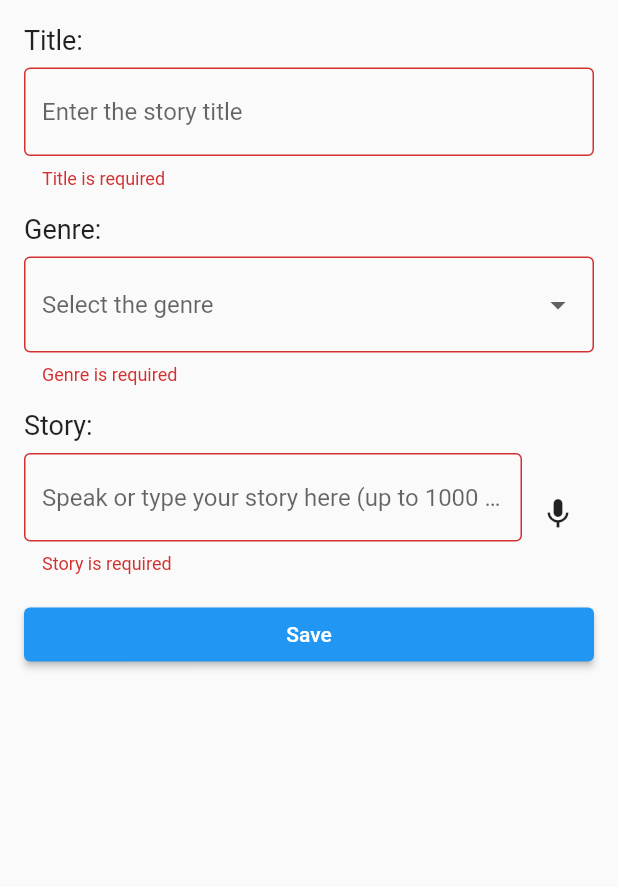
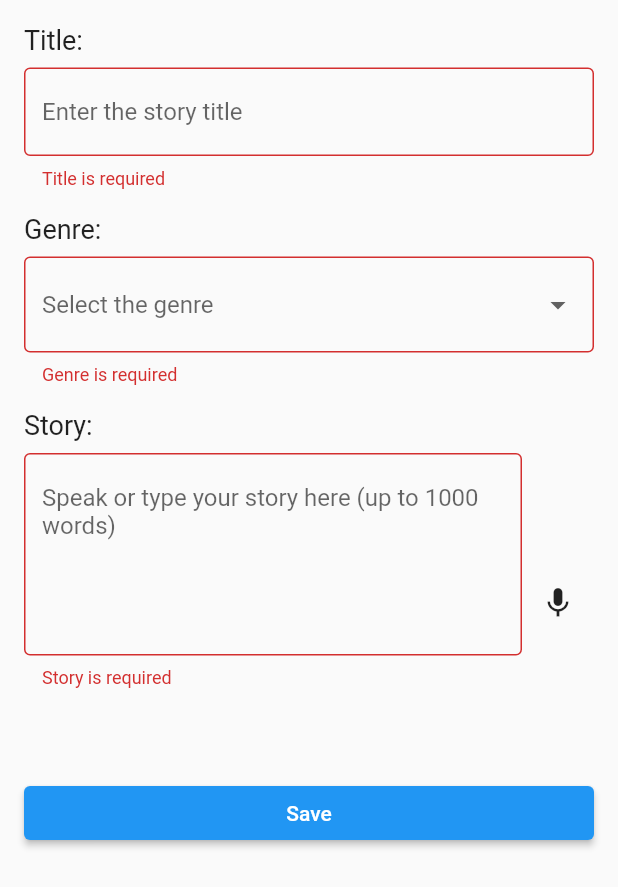
Before and after one commit to GolamMorshed/adult_story_book, a Flutter app: the StoryInputPage screen opened directly with empty values, after a tap on "Save", on a phone screen of 412 x 824 dp. Shown: the top 887 px of the screen. Run offline on Flutter 3.47's test engine with Material 2 defaults, Android fonts, the phone set to English and light mode, and no system bars; our stand-ins replace flutter_tts, fluttertoast, image_picker, share, shared_preferences, speech_to_text; missing offline and left inert: google_ml_kit, translator; accounts and stored records are empty; network calls fail.

Commit message:
update the textfiled

```diff
--- a/lib/screens/create_story.dart
+++ b/lib/screens/create_story.dart
@@ -91,7 +91,7 @@ class _StoryInputPageState extends State<StoryInputPage> {
       String title = titleController.text;
       String genre = selectedGenre ?? '';
       String story = _text;
-      story = '';
+      //story = '';
       print(widget.userId);
       final apiUrl = 'http://127.0.0.1:8000/api/stories';
 
@@ -221,17 +221,16 @@ class _StoryInputPageState extends State<StoryInputPage> {
                 style: TextStyle(fontSize: 18),
               ),
               SizedBox(height: 8),
-              // Replace TextFormField with a Row containing a TextFormField and a microphone button
               Row(
                 children: [
                   Expanded(
+                    child: Container(
+                      height: 200,
                       child: TextFormField(
+
                         controller: TextEditingController(text: _text),
-                      // onChanged: (value) {
-                      //   setState(() {
-                      //     _text = value;
-                      //   });
-                      // },
+                        minLines: 5, // Minimum number of lines
+                        maxLines: 10, // Maximum number of lines
                         validator: (value) {
                           if (value == null || value.isEmpty) {
                             return 'Story is required';
@@ -241,19 +240,43 @@ class _StoryInputPageState extends State<StoryInputPage> {
                         decoration: InputDecoration(
                           hintText: 'Speak or type your story here (up to 1000 words)',
                           border: OutlineInputBorder(),
-
-                      ),
-                      // textAlign: TextAlign.start,
                         ),
                       ),
-
-
+                    ),
+                  ),
                   IconButton(
                     icon: Icon(Icons.mic),
                     onPressed: _listen,
                   ),
                 ],
               ),
+
+              // Row(
+              //   children: [
+              //     Expanded(
+              //       child: TextFormField(
+              //         controller: TextEditingController(text: _text),
+              //         validator: (value) {
+              //           if (value == null || value.isEmpty) {
+              //             return 'Story is required';
+              //           }
+              //           return null;
+              //         },
+              //         decoration: InputDecoration(
+              //           hintText: 'Speak or type your story here (up to 1000 words)',
+              //           border: OutlineInputBorder(),
+              //
+              //         ),
+              //       ),
+              //     ),
+              //
+              //
+              //     IconButton(
+              //       icon: Icon(Icons.mic),
+              //       onPressed: _listen,
+              //     ),
+              //   ],
+              // ),
               SizedBox(height: 16),
               ElevatedButton(
                 onPressed: _saveStory,
```
Lines whose indentation alone changed are shown as unchanged.
